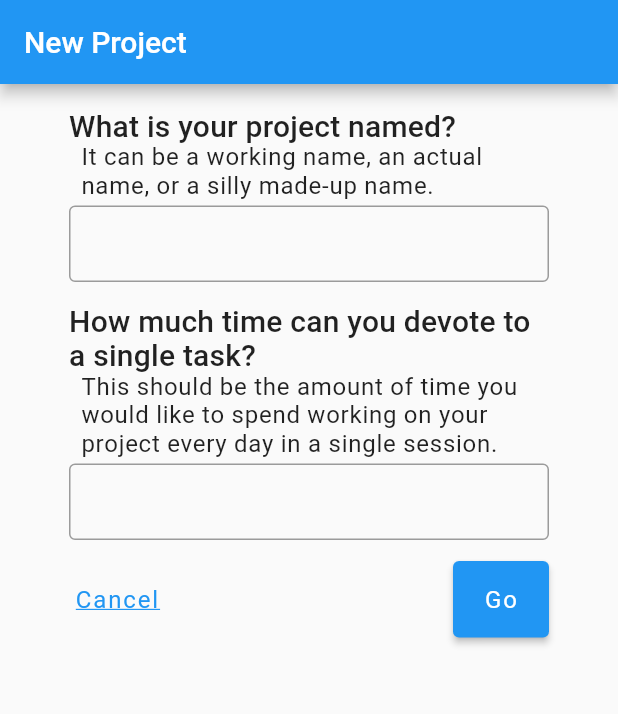
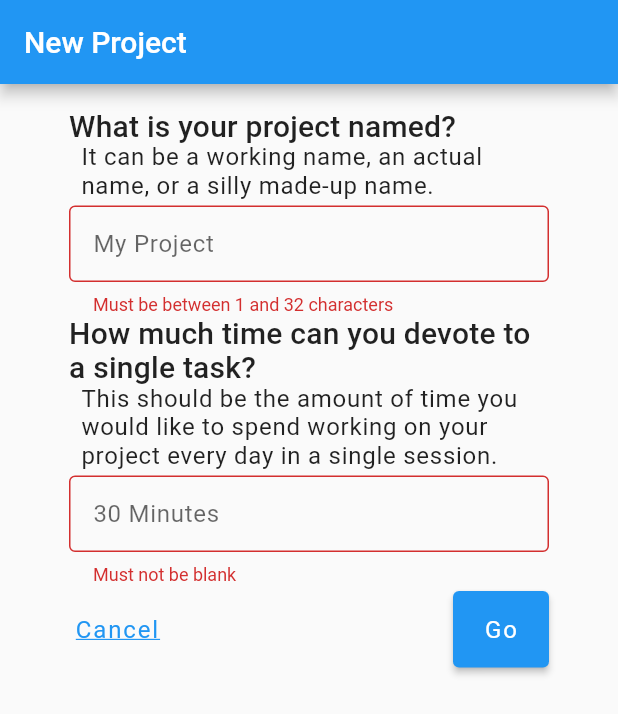
Before and after one commit to appgardenstudios/momentum, a Flutter app: the screen it shows after launch, after a tap on "Create Project", after a tap on "Go", on a phone screen of 412 x 824 dp. Shown: the top 714 px of the screen. Run offline on Flutter 3.47's test engine with Material 2 defaults, Android fonts, the phone set to English and light mode, and no system bars; our stand-ins replace sqflite; accounts and stored records are empty.

Commit message:
Save New Project

```diff
--- a/app/lib/boring.dart
+++ b/app/lib/boring.dart
@@ -181,17 +181,45 @@ class BoringOverline extends StatelessWidget {
 }
 
 class BoringTextField extends StatelessWidget {
-  const BoringTextField({Key? key}) : super(key: key);
+  const BoringTextField({Key? key, this.hint}) : super(key: key);
+
+  final String? hint;
 
   @override
   Widget build(BuildContext context) {
-    return const TextField(
-      style: TextStyle(
+    return TextField(
+      style: const TextStyle(
           fontSize: 16, fontWeight: FontWeight.w400, letterSpacing: 0.5),
       decoration: InputDecoration(
-        border: OutlineInputBorder(),
-        labelText: '',
-        contentPadding: EdgeInsets.symmetric(vertical: 16, horizontal: 16),
+        border: const OutlineInputBorder(),
+        hintText: hint,
+        contentPadding:
+            const EdgeInsets.symmetric(vertical: 16, horizontal: 16),
+      ),
+    );
+  }
+}
+
+class BoringTextFormField extends StatelessWidget {
+  const BoringTextFormField({Key? key, this.validator, this.onSaved, this.hint})
+      : super(key: key);
+
+  final String? Function(String?)? validator;
+  final void Function(String?)? onSaved;
+  final String? hint;
+
+  @override
+  Widget build(BuildContext context) {
+    return TextFormField(
+      validator: validator,
+      onSaved: onSaved,
+      style: const TextStyle(
+          fontSize: 16, fontWeight: FontWeight.w400, letterSpacing: 0.5),
+      decoration: InputDecoration(
+        border: const OutlineInputBorder(),
+        hintText: hint,
+        contentPadding:
+            const EdgeInsets.symmetric(vertical: 16, horizontal: 16),
       ),
     );
   }
--- a/app/lib/page/new_project.dart
+++ b/app/lib/page/new_project.dart
@@ -31,12 +31,20 @@ class NewProjectScreen extends StatefulWidget {
 }
 
 class _NewProjectScreenState extends State<NewProjectScreen> {
-  final String nameError = '';
-  final String timeError = '';
   final String saveError = '';
 
+  String projectName = '';
+  String projectTaskTime = '';
+
+  final _formKey = GlobalKey<FormState>();
+
   _createProject() async {
-    await Wren.createProject(name: 'Test', taskTime: '30 min');
+    if (_formKey.currentState!.validate()) {
+      _formKey.currentState!.save();
+      // TODO Handle save errors
+      await Wren.createProject(name: projectName, taskTime: projectTaskTime);
+      widget.d.navigate(AppRoutePath.home);
+    }
   }
 
   @override
@@ -55,6 +63,8 @@ class _NewProjectScreenState extends State<NewProjectScreen> {
               minHeight: double.infinity,
               maxHeight: double.infinity,
             ),
+            child: Form(
+                key: _formKey,
                 child: ListView(
                   children: [
                     const Padding(
@@ -64,23 +74,43 @@ class _NewProjectScreenState extends State<NewProjectScreen> {
                         padding: EdgeInsets.only(left: 8),
                         child: BoringText(
                             'It can be a working name, an actual name, or a silly made-up name.')),
-                const Padding(
-                  padding: EdgeInsets.only(top: 4),
-                  child: BoringTextField(),
+                    Padding(
+                      padding: const EdgeInsets.only(top: 4),
+                      child: BoringTextFormField(
+                        hint: 'My Project',
+                        onSaved: (value) => projectName = value!,
+                        validator: (value) {
+                          if (value == null ||
+                              value.isEmpty ||
+                              value.length > 32) {
+                            return 'Must be between 1 and 32 characters';
+                          }
+                          return null;
+                        },
                       ),
-                BoringCaption(nameError),
+                    ),
                     const BoringH6(
                         'How much time can you devote to a single task?'),
                     const Padding(
                         padding: EdgeInsets.only(left: 8),
                         child: BoringText(
                             'This should be the amount of time you would like to spend working on your project every day in a single session.')),
-                const Padding(
-                  padding: EdgeInsets.only(top: 4),
-                  child: BoringTextField(),
+                    Padding(
+                      padding: const EdgeInsets.only(top: 4),
+                      child: BoringTextFormField(
+                        hint: '30 Minutes',
+                        onSaved: (value) => projectTaskTime = value!,
+                        validator: (value) {
+                          if (value == null || value.isEmpty) {
+                            return 'Must not be blank';
+                          }
+                          return null;
+                        },
                       ),
-                BoringCaption(timeError),
-                Row(
+                    ),
+                    Padding(
+                        padding: const EdgeInsets.only(top: 4),
+                        child: Row(
                           children: [
                             BoringLink('Cancel',
                                 onPressed: () =>
@@ -88,13 +118,13 @@ class _NewProjectScreenState extends State<NewProjectScreen> {
                             const Spacer(),
                             BoringButton('Go', onPressed: _createProject)
                           ],
-                ),
+                        )),
                     BoringCaption(
                       saveError,
                       textAlign: TextAlign.end,
                     ),
                   ],
-            )),
+                ))),
       ),
     );
   }
```
Lines whose indentation alone changed are shown as unchanged.
